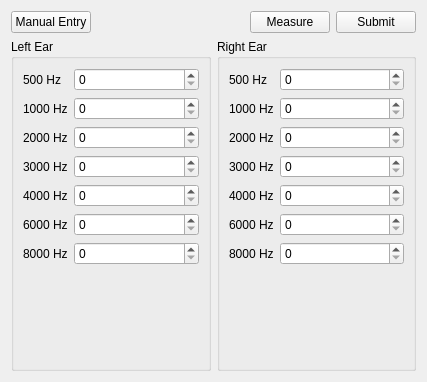
First picture: the form in dcs/client/ui/hearing_measurements.ui, repository CLSA/cypress, before the edit.
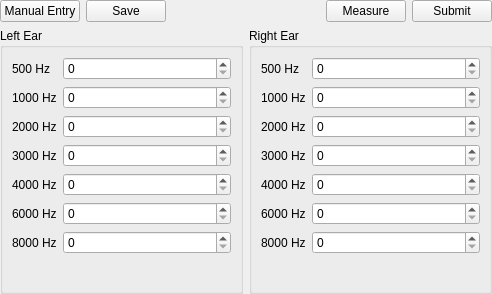
Second picture: the form after the edit.

Diff of the .ui file:
```diff
--- a/dcs/client/ui/hearing_measurements.ui
+++ b/dcs/client/ui/hearing_measurements.ui
@@ -6,8 +6,8 @@
    <rect>
     <x>0</x>
     <y>0</y>
-    <width>427</width>
-    <height>382</height>
+    <width>492</width>
+    <height>294</height>
    </rect>
   </property>
   <property name="sizePolicy">
@@ -25,11 +25,23 @@
   <property name="windowTitle">
    <string>Form</string>
   </property>
-  <layout class="QVBoxLayout" name="verticalLayout">
+  <layout class="QVBoxLayout" name="verticalLayout" stretch="0,1">
+   <property name="leftMargin">
+    <number>0</number>
+   </property>
+   <property name="topMargin">
+    <number>0</number>
+   </property>
+   <property name="rightMargin">
+    <number>0</number>
+   </property>
+   <property name="bottomMargin">
+    <number>0</number>
+   </property>
    <item>
     <layout class="QHBoxLayout" name="horizontalLayout_2">
      <property name="sizeConstraint">
-      <enum>QLayout::SizeConstraint::SetFixedSize</enum>
+      <enum>QLayout::SizeConstraint::SetDefaultConstraint</enum>
      </property>
      <item>
       <widget class="QPushButton" name="manualEntryButton">
@@ -38,6 +50,13 @@
        </property>
       </widget>
      </item>
+     <item>
+      <widget class="QPushButton" name="saveButton">
+       <property name="text">
+        <string>Save</string>
+       </property>
+      </widget>
+     </item>
      <item>
       <spacer name="horizontalSpacer">
        <property name="orientation">
@@ -68,7 +87,7 @@
     </layout>
    </item>
    <item>
-    <layout class="QHBoxLayout" name="horizontalLayout">
+    <layout class="QHBoxLayout" name="horizontalLayout" stretch="0,0">
      <property name="sizeConstraint">
       <enum>QLayout::SizeConstraint::SetDefaultConstraint</enum>
      </property>
@@ -95,7 +114,10 @@
        <property name="title">
         <string>Left Ear</string>
        </property>
-       <layout class="QVBoxLayout" name="verticalLayout_2">
+       <property name="flat">
+        <bool>false</bool>
+       </property>
+       <layout class="QVBoxLayout" name="verticalLayout_2" stretch="0">
         <item>
          <layout class="QFormLayout" name="leftFormLayout">
           <item row="0" column="0">
```
